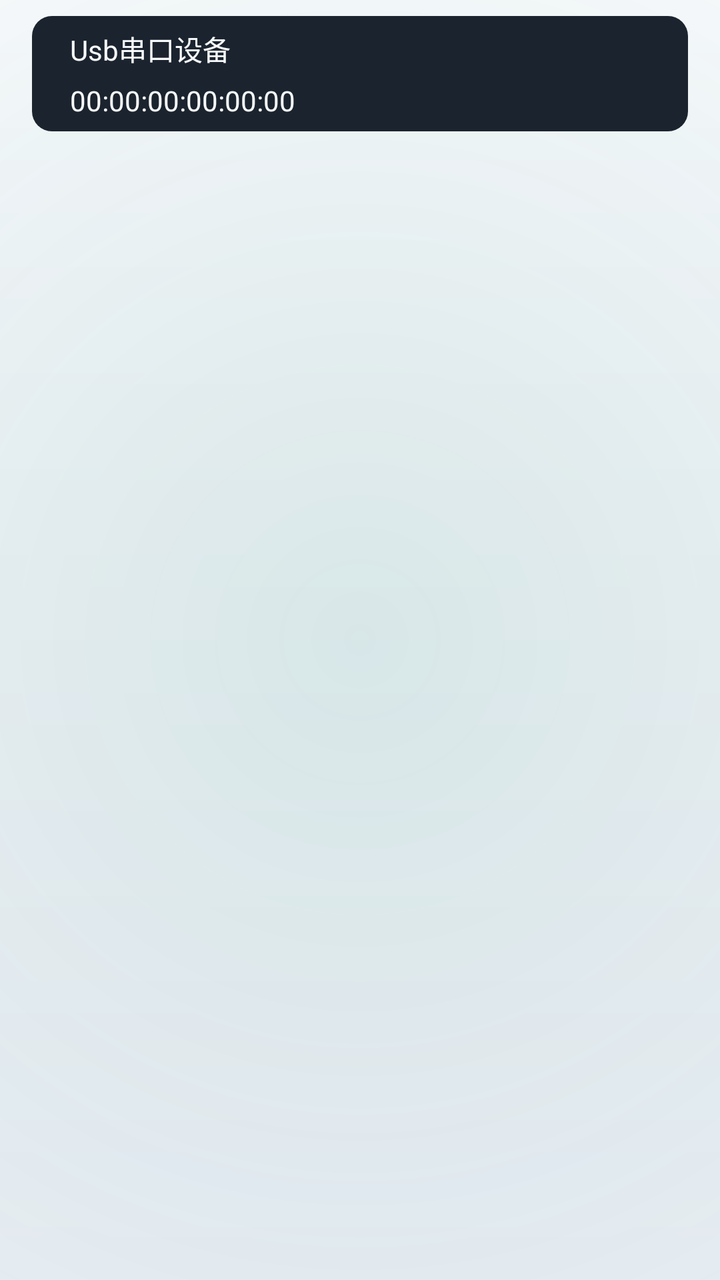
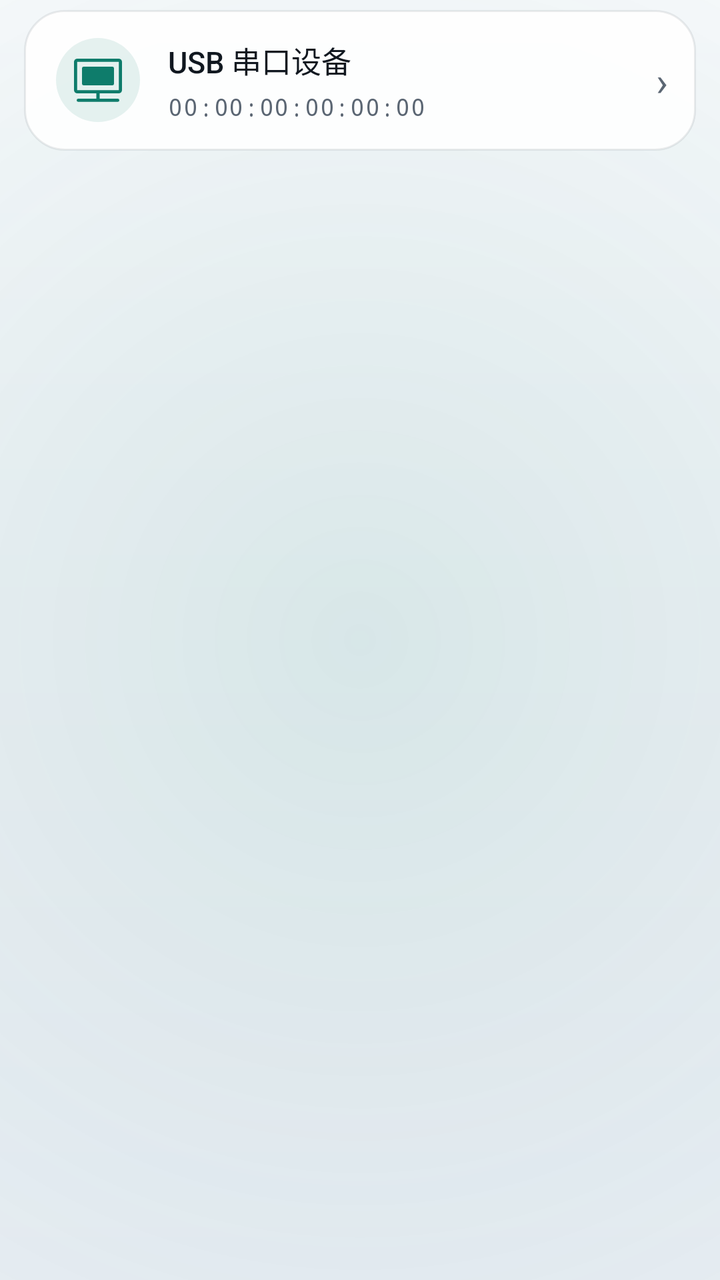

An Android layout rendered at two revisions. The XML below is the earlier revision; the diff shows what the commit changed to produce the second picture.
<!-- AndroidManifest.xml: application theme AppTheme -->
<!-- res/layout/dev_info.xml -->
<?xml version="1.0" encoding="utf-8"?>
<LinearLayout xmlns:android="http://schemas.android.com/apk/res/android"
    xmlns:tools="http://schemas.android.com/tools"
    android:layout_width="match_parent"
    android:layout_height="wrap_content"
    android:orientation="horizontal"
    android:paddingStart="16dp"
    android:paddingTop="8dp"
    android:paddingEnd="16dp"
    android:paddingBottom="8dp">

    <LinearLayout
        android:layout_width="match_parent"
        android:layout_height="wrap_content"
        android:background="@drawable/shape_radain_border"
        android:orientation="vertical"
        tools:ignore="UselessParent">

        <TextView
            android:id="@+id/txtDevName"
            android:layout_width="match_parent"
            android:layout_height="wrap_content"
            android:drawablePadding="8dp"
            android:padding="3dp"
            android:text="Usb串口设备"
            android:textColor="@color/colorPrimary"
            android:textSize="14sp" />

        <TextView
            android:id="@+id/txtDevAddress"
            android:layout_width="match_parent"
            android:layout_height="wrap_content"
            android:drawablePadding="8dp"
            android:padding="3dp"
            android:text="00:00:00:00:00:00"
            android:textColor="@color/colorPrimary" />

    </LinearLayout>

</LinearLayout>
<!-- resources referenced by this layout -->
<resources>
  <color name="colorPrimary">@color/bg_top</color>
  <!-- drawable shape_radain_border (drawable-hdpi) -->
  <?xml version="1.0" encoding="utf-8"?>
  <shape xmlns:android="http://schemas.android.com/apk/res/android"
      android:shape="rectangle"> 
      
      <solid android:color="@color/md_blue_grey_900" />
      
      <corners android:radius="10dp" />
      
      <padding
          android:bottom="3dp"
          android:left="16dp"
          android:right="16dp"
          android:top="3dp" />
  </shape>
  <style name="AppTheme" parent="Theme.AppCompat.DayNight.NoActionBar">
          
          <item name="colorPrimary">@color/colorPrimary</item>
          <item name="colorPrimaryDark">@color/colorPrimaryDark</item>
          <item name="colorAccent">@color/colorAccent</item>
          
          <item name="android:windowBackground">@drawable/bg_app_gradient</item>
          <item name="android:statusBarColor">@color/bg_top</item>
          <item name="android:navigationBarColor">@color/nav_solid</item>
          <item name="android:textColorPrimary">@color/text_primary</item>
          <item name="android:textColorSecondary">@color/text_secondary</item>
      </style>
  <color name="bg_top">#F7F9FB</color>
  <color name="md_blue_grey_900">#1B242E</color>
  <color name="colorPrimaryDark">@color/bg_top</color>
  <color name="colorAccent">@color/accent</color>
  <!-- drawable bg_app_gradient (drawable) -->
  <?xml version="1.0" encoding="utf-8"?>
  <layer-list xmlns:android="http://schemas.android.com/apk/res/android">
  
      
      <item>
          <shape android:shape="rectangle">
              <gradient
                  android:angle="270"
                  android:endColor="@color/bg_bottom"
                  android:startColor="@color/bg_top"
                  android:type="linear" />
          </shape>
      </item>
  
      
      <item>
          <shape android:shape="rectangle">
              <gradient
                  android:endColor="#00000000"
                  android:gradientRadius="420dp"
                  android:startColor="@color/glow"
                  android:type="radial" />
          </shape>
      </item>
  </layer-list>
  <color name="nav_solid">#F7F9FB</color>
  <color name="text_primary">#111820</color>
  <color name="text_secondary">#5B6673</color>
  <color name="accent">#0E7C6B</color>
  <color name="bg_bottom">#E8EDF3</color>
  <color name="glow">#1A0E7C6B</color>
</resources>

<!-- the commit's change to res/layout/dev_info.xml (unified diff, before → after) -->
@@ -1,40 +1,76 @@
 <?xml version="1.0" encoding="utf-8"?>
-<LinearLayout xmlns:android="http://schemas.android.com/apk/res/android"
-    xmlns:tools="http://schemas.android.com/tools"
+<FrameLayout xmlns:android="http://schemas.android.com/apk/res/android"
     android:layout_width="match_parent"
     android:layout_height="wrap_content"
-    android:orientation="horizontal"
-    android:paddingStart="16dp"
-    android:paddingTop="8dp"
-    android:paddingEnd="16dp"
-    android:paddingBottom="8dp">
+    android:paddingStart="12dp"
+    android:paddingTop="5dp"
+    android:paddingEnd="12dp"
+    android:paddingBottom="5dp">
 
     <LinearLayout
         android:layout_width="match_parent"
         android:layout_height="wrap_content"
-        android:background="@drawable/shape_radain_border"
-        android:orientation="vertical"
-        tools:ignore="UselessParent">
+        android:background="@drawable/ripple_card"
+        android:clickable="true"
+        android:focusable="true"
+        android:gravity="center_vertical"
+        android:orientation="horizontal"
+        android:paddingStart="16dp"
+        android:paddingTop="14dp"
+        android:paddingEnd="14dp"
+        android:paddingBottom="14dp">
+
+        <ImageView
+            android:layout_width="42dp"
+            android:layout_height="42dp"
+            android:background="@drawable/bg_icon_badge"
+            android:contentDescription="device"
+            android:padding="9dp"
+            android:scaleType="fitCenter"
+            android:src="@drawable/ic_terminal"
+            android:tint="@color/accent" />
+
+        <LinearLayout
+            android:layout_width="0dp"
+            android:layout_height="wrap_content"
+            android:layout_marginStart="14dp"
+            android:layout_weight="1"
+            android:orientation="vertical">
+
+            <TextView
+                android:id="@+id/txtDevName"
+                android:layout_width="match_parent"
+                android:layout_height="wrap_content"
+                android:ellipsize="end"
+                android:fontFamily="sans-serif-medium"
+                android:maxLines="1"
+                android:text="USB 串口设备"
+                android:textColor="@color/colorTextNormal"
+                android:textSize="15sp" />
+
+            <TextView
+                android:id="@+id/txtDevAddress"
+                android:layout_width="match_parent"
+                android:layout_height="wrap_content"
+                android:layout_marginTop="4dp"
+                android:ellipsize="end"
+                android:fontFamily="monospace"
+                android:letterSpacing="0.02"
+                android:maxLines="1"
+                android:text="00:00:00:00:00:00"
+                android:textColor="@color/colorTextWeaker"
+                android:textSize="12sp" />
+
+        </LinearLayout>
 
         <TextView
-            android:id="@+id/txtDevName"
-            android:layout_width="match_parent"
+            android:layout_width="wrap_content"
             android:layout_height="wrap_content"
-            android:drawablePadding="8dp"
-            android:padding="3dp"
-            android:text="Usb串口设备"
-            android:textColor="@color/colorPrimary"
-            android:textSize="14sp" />
-
-        <TextView
-            android:id="@+id/txtDevAddress"
-            android:layout_width="match_parent"
-            android:layout_height="wrap_content"
-            android:drawablePadding="8dp"
-            android:padding="3dp"
-            android:text="00:00:00:00:00:00"
-            android:textColor="@color/colorPrimary" />
+            android:paddingStart="10dp"
+            android:text="›"
+            android:textColor="@color/colorTextWeaker"
+            android:textSize="20sp" />
 
     </LinearLayout>
 
-</LinearLayout>
+</FrameLayout>
<!-- resource entries referenced after the edit -->
@@ -1,21 +1,6 @@
 <!-- resources referenced by this layout -->
 <resources>
   <color name="colorPrimary">@color/bg_top</color>
-  <!-- drawable shape_radain_border (drawable-hdpi) -->
-  <?xml version="1.0" encoding="utf-8"?>
-  <shape xmlns:android="http://schemas.android.com/apk/res/android"
-      android:shape="rectangle"> 
-      
-      <solid android:color="@color/md_blue_grey_900" />
-      
-      <corners android:radius="10dp" />
-      
-      <padding
-          android:bottom="3dp"
-          android:left="16dp"
-          android:right="16dp"
-          android:top="3dp" />
-  </shape>
   <style name="AppTheme" parent="Theme.AppCompat.DayNight.NoActionBar">
           
           <item name="colorPrimary">@color/colorPrimary</item>
@@ -29,7 +14,6 @@
           <item name="android:textColorSecondary">@color/text_secondary</item>
       </style>
   <color name="bg_top">#F7F9FB</color>
-  <color name="md_blue_grey_900">#1B242E</color>
   <color name="colorPrimaryDark">@color/bg_top</color>
   <color name="colorAccent">@color/accent</color>
   <!-- drawable bg_app_gradient (drawable) -->
@@ -59,9 +43,57 @@
       </item>
   </layer-list>
   <color name="nav_solid">#F7F9FB</color>
+  <color name="card_bg">#E8FFFFFF</color>
+  <color name="card_stroke">#140B1522</color>
   <color name="text_primary">#111820</color>
   <color name="text_secondary">#5B6673</color>
+  <color name="accent_soft">#1A0E7C6B</color>
+  <color name="ripple">#240E7C6B</color>
+  <!-- drawable bg_card_glass (drawable) -->
+  <?xml version="1.0" encoding="utf-8"?>
+  <shape xmlns:android="http://schemas.android.com/apk/res/android"
+      android:shape="rectangle">
+  
+      <solid android:color="@color/card_bg" />
+      <corners android:radius="20dp" />
+      <stroke
+          android:width="1dp"
+          android:color="@color/card_stroke" />
+  </shape>
   <color name="accent">#0E7C6B</color>
+  <color name="colorTextNormal">@color/text_primary</color>
+  <color name="colorTextWeaker">@color/text_secondary</color>
+  <!-- drawable bg_icon_badge (drawable) -->
+  <?xml version="1.0" encoding="utf-8"?>
+  <shape xmlns:android="http://schemas.android.com/apk/res/android"
+      android:shape="oval">
+  
+      <solid android:color="@color/accent_soft" />
+  </shape>
+  <!-- drawable ic_terminal (drawable) -->
+  <vector xmlns:android="http://schemas.android.com/apk/res/android"
+      android:width="48dp"
+      android:height="48dp"
+      android:viewportWidth="1024"
+      android:viewportHeight="1024">
+    <path
+        android:pathData="M546.13,796.44v113.78h386.84a34.13,34.13 0,0 1,0 68.27H91.02a34.13,34.13 0,0 1,0 -68.27h386.84v-113.78H68.27A68.27,68.27 0,0 1,0 728.18V125.16A68.27,68.27 0,0 1,68.27 56.89h887.47A68.27,68.27 0,0 1,1024 125.16v603.02a68.27,68.27 0,0 1,-68.27 68.27H546.13zM68.27,125.16v603.02h887.47V125.16H68.27zM204.8,227.56h614.4a34.13,34.13 0,0 1,34.13 34.13v329.96a34.13,34.13 0,0 1,-34.13 34.13H204.8a34.13,34.13 0,0 1,-34.13 -34.13V261.69a34.13,34.13 0,0 1,34.13 -34.13z"
+        android:fillColor="#1296db"/>
+  </vector>
+  <!-- drawable ripple_card (drawable) -->
+  <?xml version="1.0" encoding="utf-8"?>
+  <ripple xmlns:android="http://schemas.android.com/apk/res/android"
+      android:color="@color/ripple">
+  
+      <item android:id="@android:id/mask">
+          <shape android:shape="rectangle">
+              <solid android:color="#FFFFFFFF" />
+              <corners android:radius="20dp" />
+          </shape>
+      </item>
+  
+      <item android:drawable="@drawable/bg_card_glass" />
+  </ripple>
   <color name="bg_bottom">#E8EDF3</color>
   <color name="glow">#1A0E7C6B</color>
 </resources>
